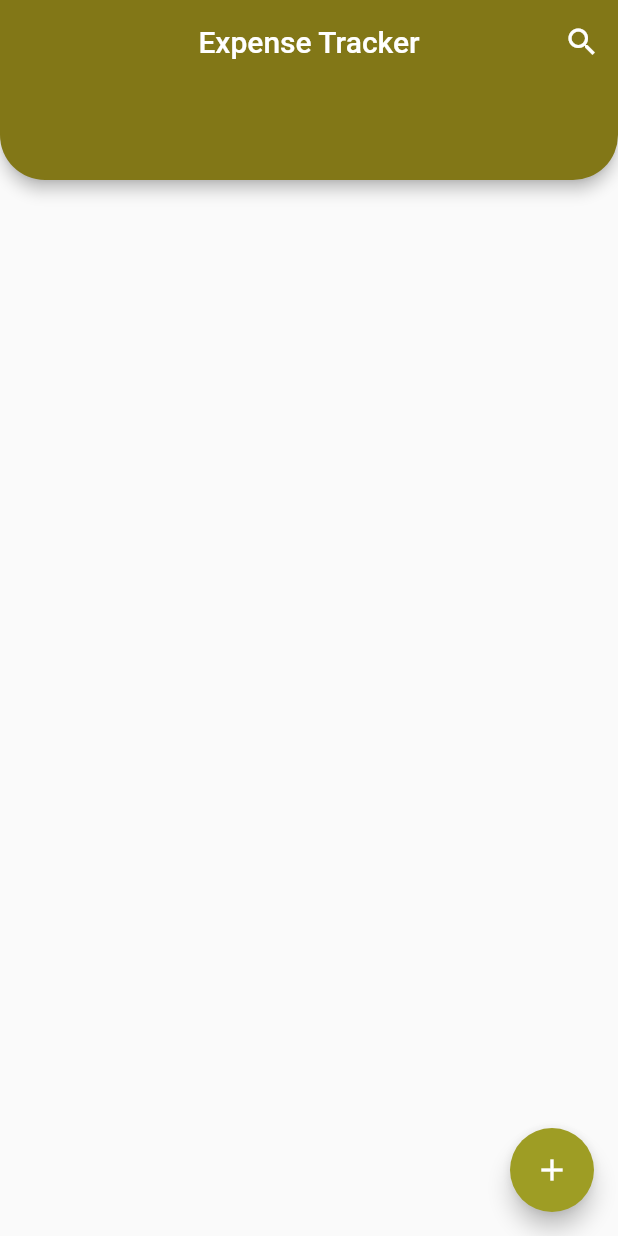
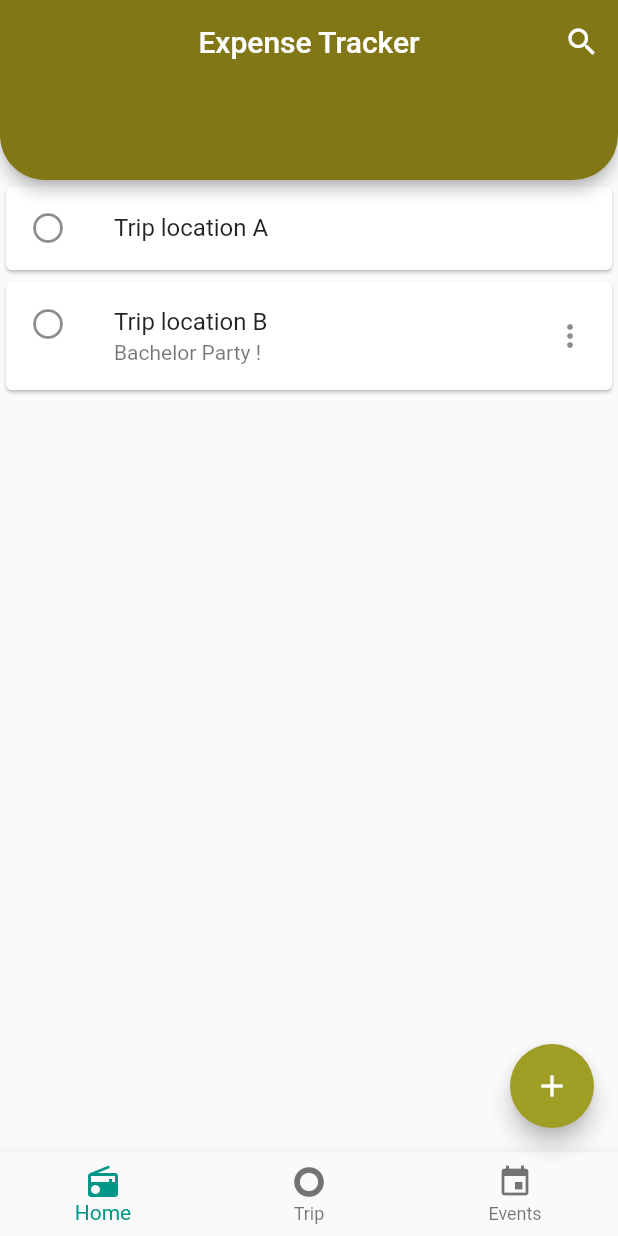
Before and after one commit to Krishss/expensetracker, a Flutter app: the screen it shows after launch, on a phone screen of 412 x 824 dp. Run offline on Flutter 3.47's test engine with Material 2 defaults, Android fonts, the phone set to English and light mode, and no system bars; Roboto replaces fonts that are missing (Raleway, open_sans).

```diff
--- a/lib/HomePage.dart
+++ b/lib/HomePage.dart
@@ -1,12 +1,10 @@
-
 import 'package:flutter/material.dart';
-import 'models/global.dart';
-import './addtrip.dart';
+//import 'models/global.dart';
 //import 'package:trie/trie.dart';
 
-void main() => runApp(Home());
+void main() => runApp(MyApp());
 
-class Home extends StatelessWidget {
+class MyApp extends StatelessWidget {
   // This widget is the root of your application.
   @override
   Widget build(BuildContext context) {
@@ -33,24 +31,17 @@ class MyHomePage extends StatefulWidget {
 
 class _MyHomePageState extends State<MyHomePage> {
   int _selectedTabIndex = 0;
-  int _onSaveIndex = 0;
-  var trips = ['dummy'];
 
+  List _pages = [
+    Text("Home"),
+    //Text("Search"),
+    Text("Trip"),
+    Text("Trip Event Details"),
+  ];
 
   _changeIndex(int index) {
     setState(() {
       _selectedTabIndex = index;
-    });
-
-  }
-
-  void _onSave(String tripText) {
-    setState(() {
-      _onSaveIndex+=1;
-      trips.add(tripText);
-      print(_onSaveIndex);
-      print(trips);
-      Navigator.pop(context);
     });
   }
 
@@ -86,33 +77,41 @@ class _MyHomePageState extends State<MyHomePage> {
 
 
       body: ListView(
-        children: [
-          for (var i=1; i<=_onSaveIndex;i++)
-
-            Card( child: ListTile(
-              //leading: Icon(Icons.radio_button_unchecked),
-              title: Text(trips[i]),
-              subtitle: Text(trips[i]),
-              trailing: Icon(Icons.more_vert),
-            ))
-        ]
-        ,)
-      ,
+        children: <Widget>[
+          Card( child: ListTile(
+            leading: Icon(Icons.radio_button_unchecked),
+            title: Text('Trip location A'),
+          )),
+          Card( child: ListTile(
+            leading: Icon(Icons.radio_button_unchecked),
+            title: Text('Trip location B'),
+            subtitle: Text('Bachelor Party !'),
+            trailing: Icon(Icons.more_vert),
+          ))
+        ],
+      ),
       //Center(child: _pages[_selectedTabIndex],),
 
       floatingActionButton: new FloatingActionButton(
-        onPressed: () {
-          Navigator.push(
-            context,
-            MaterialPageRoute(builder: (context) => Addtrip(_onSave),
-            ),);
-        }, //
+        onPressed: (){} ,//
         backgroundColor: Colors.lime[800],
         splashColor: Colors.lime,
         //tooltip: 'Increment',
         child: new Icon(Icons.add),
+
       ),
-
+      bottomNavigationBar: BottomNavigationBar(
+        currentIndex: _selectedTabIndex,
+        onTap: _changeIndex,
+        selectedItemColor: Colors.teal,
+        type: BottomNavigationBarType.fixed,
+        items: [
+          BottomNavigationBarItem(icon: Icon(Icons.radio), title: Text("Home")),
+          //BottomNavigationBarItem(icon: Icon(Icons.search), title: Text("Search")),
+          BottomNavigationBarItem(icon: Icon(Icons.trip_origin), title: Text("Trip")),
+          BottomNavigationBarItem(icon: Icon(Icons.event), title: Text("Events")),
+        ],
+      ),
     );
   }
 }
```
Also changed, not shown: lib/main.dart (+9 -11 lines).
